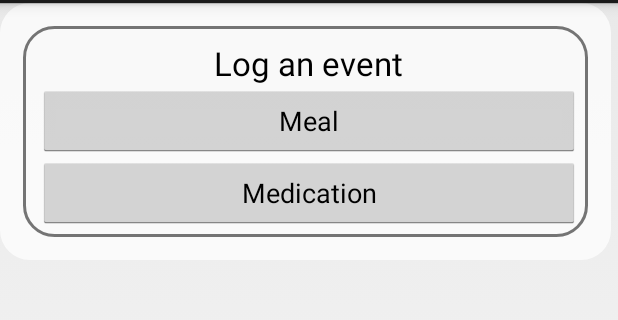
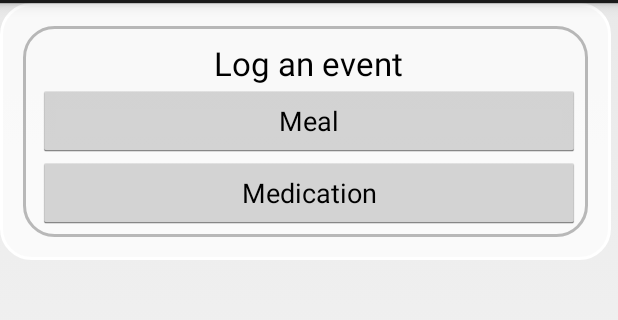
Before and after one commit to rob-h-w/healthyesther, an Android app: the layout fragment_add_event.xml on its own in the app's theme, with its tools: preview values and no code run, on a phone screen of 412 x 824 dp, the part 69-389 px from its top. Run offline under Robolectric (Android 15) with nearby library versions, the light colour scheme and no system bars.

Commit message:
Tweak colours and borders.

```diff
--- a/data/healthyEsther/app/src/main/res/drawable/content_background.xml
+++ b/data/healthyEsther/app/src/main/res/drawable/content_background.xml
@@ -9,6 +9,9 @@
                 android:color="@color/content_background"/>
             <corners
                 android:radius="@dimen/border_corner_radius"/>
+            <stroke
+                android:width="@dimen/border_stroke_width"
+                android:color="@android:color/white"/>
         </shape>
     </item>
 </layer-list>
--- a/data/healthyEsther/app/src/main/res/values/colors.xml
+++ b/data/healthyEsther/app/src/main/res/values/colors.xml
@@ -1,6 +1,6 @@
 <?xml version="1.0" encoding="utf-8"?>
 <resources>
-    <color name="busy_background">#80808080</color>
-    <color name="border">#8000</color>
+    <color name="busy_background">#8fff</color>
+    <color name="border">#4000</color>
     <color name="content_background">#bfff</color>
 </resources>
```
